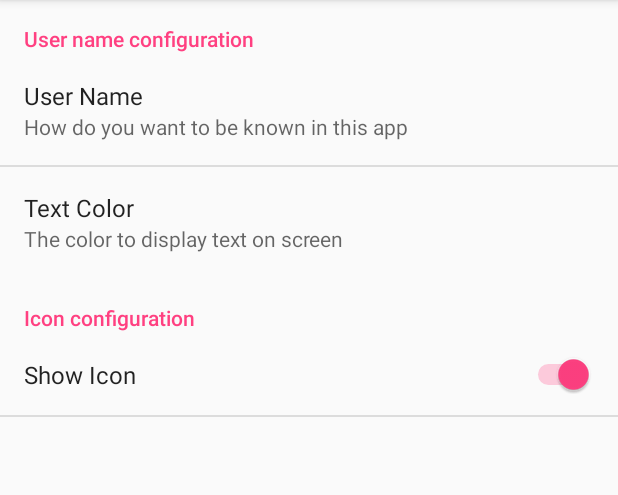
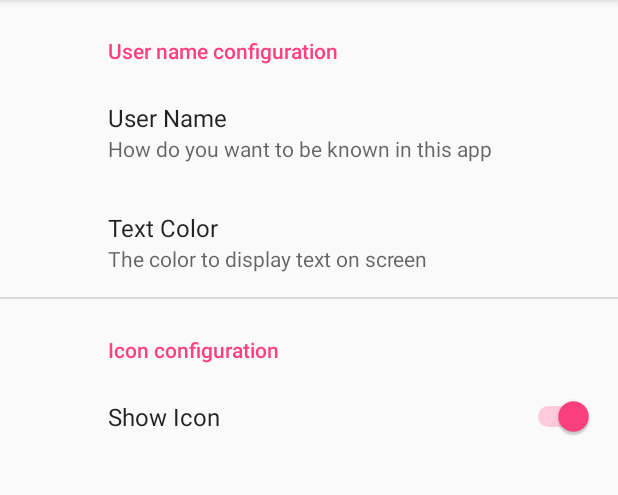
Before and after one commit to ddandres/L04.02_Settings2, an Android app: the screen it shows after launch (SettingsActivity), after a tap on "Settings", on a phone screen of 412 x 824 dp, the part 84-579 px from its top. Run offline under Robolectric (Android 15) with nearby library versions, the phone set to English and light mode, and no system bars; our stand-ins replace androidx.preference.

Commit message:
Updated to AndroidX. The old AppCompatPreferenceActivity generated bu Android Studio is no longer generated, so we have to move forward to PreferenceFragmentCompat even though Fragments will not be explained until Lecture 6.

```diff
--- a/app/src/main/java/labs/dadm/l0402_settings/AppCompatPreferenceActivity.java
+++ /dev/null
@@ -1,115 +0,0 @@
-/*
- * Copyright (c) 2019. David de Andrés and Juan Carlos Ruiz, DISCA - UPV, Development of apps for mobile devices.
- */
-
-package labs.dadm.l0402_settings;
-
-import android.content.res.Configuration;
-import android.os.Bundle;
-import android.preference.PreferenceActivity;
-import android.support.annotation.LayoutRes;
-import android.support.annotation.Nullable;
-import android.support.v7.app.ActionBar;
-import android.support.v7.app.AppCompatDelegate;
-import android.support.v7.widget.Toolbar;
-import android.view.MenuInflater;
-import android.view.View;
-import android.view.ViewGroup;
-
-// Automatically generated by Android Studio for SettingsActivity
-
-/**
- * A {@link android.preference.PreferenceActivity} which implements and proxies the necessary calls
- * to be used with AppCompat.
- */
-public abstract class AppCompatPreferenceActivity extends PreferenceActivity {
-
-    private AppCompatDelegate mDelegate;
-
-    @Override
-    protected void onCreate(Bundle savedInstanceState) {
-        getDelegate().installViewFactory();
-        getDelegate().onCreate(savedInstanceState);
-        super.onCreate(savedInstanceState);
-    }
-
-    @Override
-    protected void onPostCreate(Bundle savedInstanceState) {
-        super.onPostCreate(savedInstanceState);
-        getDelegate().onPostCreate(savedInstanceState);
-    }
-
-    public ActionBar getSupportActionBar() {
-        return getDelegate().getSupportActionBar();
-    }
-
-    public void setSupportActionBar(@Nullable Toolbar toolbar) {
-        getDelegate().setSupportActionBar(toolbar);
-    }
-
-    @Override
-    public MenuInflater getMenuInflater() {
-        return getDelegate().getMenuInflater();
-    }
-
-    @Override
-    public void setContentView(@LayoutRes int layoutResID) {
-        getDelegate().setContentView(layoutResID);
-    }
-
-    @Override
-    public void setContentView(View view) {
-        getDelegate().setContentView(view);
-    }
-
-    @Override
-    public void setContentView(View view, ViewGroup.LayoutParams params) {
-        getDelegate().setContentView(view, params);
-    }
-
-    @Override
-    public void addContentView(View view, ViewGroup.LayoutParams params) {
-        getDelegate().addContentView(view, params);
-    }
-
-    @Override
-    protected void onPostResume() {
-        super.onPostResume();
-        getDelegate().onPostResume();
-    }
-
-    @Override
-    protected void onTitleChanged(CharSequence title, int color) {
-        super.onTitleChanged(title, color);
-        getDelegate().setTitle(title);
-    }
-
-    @Override
-    public void onConfigurationChanged(Configuration newConfig) {
-        super.onConfigurationChanged(newConfig);
-        getDelegate().onConfigurationChanged(newConfig);
-    }
-
-    @Override
-    protected void onStop() {
-        super.onStop();
-        getDelegate().onStop();
-    }
-
-    @Override
-    protected void onDestroy() {
-        super.onDestroy();
-        getDelegate().onDestroy();
-    }
-
-    public void invalidateOptionsMenu() {
-        getDelegate().invalidateOptionsMenu();
-    }
-
-    private AppCompatDelegate getDelegate() {
-        if (mDelegate == null) {
-            mDelegate = AppCompatDelegate.create(this, null);
-        }
-        return mDelegate;
-    }
-}
--- a/app/src/main/java/labs/dadm/l0402_settings/MainActivity.java
+++ b/app/src/main/java/labs/dadm/l0402_settings/MainActivity.java
@@ -9,12 +9,13 @@ import android.content.SharedPreferences;
 import android.graphics.Color;
 import android.os.Bundle;
 import android.preference.PreferenceManager;
-import android.support.v7.app.AppCompatActivity;
 import android.view.Menu;
 import android.view.MenuItem;
 import android.view.View;
 import android.widget.ImageView;
 import android.widget.TextView;
+
+import androidx.appcompat.app.AppCompatActivity;
 
 public class MainActivity extends AppCompatActivity {
 
@@ -42,12 +43,18 @@ public class MainActivity extends AppCompatActivity {
         SharedPreferences prefs = PreferenceManager.getDefaultSharedPreferences(this);
 
         // Display a greetings message that includes the user's name (get it from SharedPreferences)
-        tvUserName.setText(String.format(getResources().getString(R.string.user_name), prefs.getString("username", "Anonymous user")));
+        tvUserName.setText(String.format(getResources().getString(R.string.user_name),
+                prefs.getString("username", getString(R.string.user_name_default))));
         // Set the color of the text to that selected by the user (get it from SharedPreferences)
-        tvUserName.setTextColor(Color.parseColor(prefs.getString("textcolor", "#000000")));
+        tvUserName.setTextColor(Color.parseColor(
+                prefs.getString("textcolor", getString(R.string.default_text_color))));
 
         // Display/Hide the icon as selected by the user (get it from SharedPreferences)
-        ivIcon.setVisibility(prefs.getBoolean("iconvisible", true) ? View.VISIBLE : View.INVISIBLE);
+        if (prefs.getBoolean("iconvisible", true)) {
+            ivIcon.setVisibility(View.VISIBLE);
+        } else {
+            ivIcon.setVisibility(View.INVISIBLE);
+        }
     }
 
     /*
@@ -68,13 +75,11 @@ public class MainActivity extends AppCompatActivity {
     public boolean onOptionsItemSelected(MenuItem item) {
 
         // Determine the action to take place according to the Id of the action selected
-        switch (item.getItemId()) {
-
+        if (item.getItemId() == R.id.miSettings) {
             // Display settings activity
-            case R.id.miSettings:
-                Intent intent = new Intent(this, SettingsActivity.class);
-                startActivity(intent);
-                return true;
+            Intent intent = new Intent(MainActivity.this, SettingsActivity.class);
+            startActivity(intent);
+            return true;
         }
         return super.onOptionsItemSelected(item);
     }
--- a/app/src/main/java/labs/dadm/l0402_settings/SettingsActivity.java
+++ b/app/src/main/java/labs/dadm/l0402_settings/SettingsActivity.java
@@ -4,21 +4,48 @@
 
 package labs.dadm.l0402_settings;
 
+import android.os.Bundle;
 
-import android.os.Bundle;
-import android.support.v4.app.NavUtils;
-import android.support.v7.app.ActionBar;
-import android.view.MenuItem;
+import androidx.appcompat.app.ActionBar;
+import androidx.appcompat.app.AppCompatActivity;
+import androidx.preference.PreferenceFragmentCompat;
 
-public class SettingsActivity extends AppCompatPreferenceActivity {
+/*
+  Displays the application Settings using the Preference mechanism.
+  Because of deprecated APIs, the recommended procedure is using a PreferenceFragmentCompat
+  activity to display the settings.
+  As this will be explained in Lecture 06, just use this code as it is and we will get back later to it.
+ */
+public class SettingsActivity extends AppCompatActivity {
 
     @Override
     protected void onCreate(Bundle savedInstanceState) {
         super.onCreate(savedInstanceState);
+        setContentView(R.layout.activity_settings);
+        // Launch a new transaction to replace the View of frSettings frame with the SettingsFragment
+        getSupportFragmentManager()
+                .beginTransaction()
+                .replace(R.id.frSettings, new SettingsFragment())
+                .commit();
 
-        // This method is deprecated in favour of the modern Fragment-based activities,
-        // but it is perfectly safe to use it
-        addPreferencesFromResource(R.xml.preferences);
+        // Get a reference to the Actionbar
+        final ActionBar actionBar = getSupportActionBar();
+        // If the application has an ActionBar the enable the up navigation
+        if (actionBar != null) {
+            actionBar.setDisplayHomeAsUpEnabled(true);
+        }
+    }
+
+    /*
+      Displays the application Settings to the user through a PreferenceFragment.
+     */
+    public static class SettingsFragment extends PreferenceFragmentCompat {
+
+        @Override
+        public void onCreatePreferences(Bundle savedInstanceState, String rootKey) {
+            // Creates the View to be shown from a Preference resource
+            setPreferencesFromResource(R.xml.preferences, rootKey);
+        }
     }
 
 }
--- a/app/src/main/res/layout/activity_main.xml
+++ b/app/src/main/res/layout/activity_main.xml
@@ -2,7 +2,7 @@
   ~ Copyright (c) 2017. David de Andrés and Juan Carlos Ruiz, DISCA - UPV, Development of apps for mobile devices.
   -->
 
-<android.support.constraint.ConstraintLayout xmlns:android="http://schemas.android.com/apk/res/android"
+<androidx.constraintlayout.widget.ConstraintLayout xmlns:android="http://schemas.android.com/apk/res/android"
     xmlns:app="http://schemas.android.com/apk/res-auto"
     xmlns:tools="http://schemas.android.com/tools"
     android:id="@+id/activity_main"
@@ -19,6 +19,7 @@
         android:id="@+id/ivIcon"
         android:layout_width="wrap_content"
         android:layout_height="wrap_content"
+        android:contentDescription="@string/icon"
         app:layout_constraintBottom_toBottomOf="parent"
         app:layout_constraintLeft_toLeftOf="parent"
         app:layout_constraintRight_toRightOf="parent"
@@ -35,4 +36,4 @@
         app:layout_constraintLeft_toLeftOf="parent"
         app:layout_constraintStart_toStartOf="parent"
         app:layout_constraintTop_toTopOf="parent" />
-</android.support.constraint.ConstraintLayout>
+</androidx.constraintlayout.widget.ConstraintLayout>
--- /dev/null
+++ b/app/src/main/res/layout/activity_settings.xml
@@ -0,0 +1,11 @@
+<?xml version="1.0" encoding="utf-8"?><!--
+  ~ Copyright (c) 2019. David de Andrés and Juan Carlos Ruiz, DISCA - UPV, Development of apps for mobile devices.
+  -->
+
+<!-- Frame to display the settings for the application based on Preferences -->
+<FrameLayout xmlns:android="http://schemas.android.com/apk/res/android"
+    android:id="@+id/frSettings"
+    android:layout_width="match_parent"
+    android:layout_height="match_parent">
+
+</FrameLayout>
--- a/app/src/main/res/values/strings.xml
+++ b/app/src/main/res/values/strings.xml
@@ -6,6 +6,8 @@
     <string name="app_name">L04.02_Settings</string>
     <string name="user_name">Hello %1s!</string>
     <string name="menu_settings">Settings</string>
+    <string name="default_text_color">#000000</string>
+    <string name="icon">just an icon</string>
 
     <!-- Strings related to Settings -->
     <string name="username_category">User name configuration</string>
--- a/app/src/main/res/xml/preferences.xml
+++ b/app/src/main/res/xml/preferences.xml
@@ -1,9 +1,9 @@
-<?xml version="1.0" encoding="utf-8"?>
-<!--
+<?xml version="1.0" encoding="utf-8"?><!--
   ~ Copyright (c) 2017. David de Andrés and Juan Carlos Ruiz, DISCA - UPV, Development of apps for mobile devices.
   -->
 
-<PreferenceScreen xmlns:android="http://schemas.android.com/apk/res/android">
+<PreferenceScreen xmlns:android="http://schemas.android.com/apk/res/android"
+    xmlns:app="http://schemas.android.com/apk/res-auto">
 
     <!--Welcome message related settings-->
     <PreferenceCategory android:title="@string/username_category">
@@ -18,6 +18,7 @@
 
         <!--Text color-->
         <ListPreference
+            android:defaultValue="@string/black"
             android:entries="@array/colors_name"
             android:entryValues="@array/colors_value"
             android:key="textcolor"
@@ -32,7 +33,8 @@
         <SwitchPreference
             android:defaultValue="true"
             android:key="iconvisible"
-            android:title="@string/icon_visible_title" />
+            android:title="@string/icon_visible_title"
+            app:defaultValue="true" />
     </PreferenceCategory>
 
 </PreferenceScreen>
--- a/build.gradle
+++ b/build.gradle
@@ -6,7 +6,7 @@ buildscript {
         google()
     }
     dependencies {
-        classpath 'com.android.tools.build:gradle:3.3.0'
+        classpath 'com.android.tools.build:gradle:3.5.3'
 
         // NOTE: Do not place your application dependencies here; they belong
         // in the individual module build.gradle files
--- a/gradle.properties
+++ b/gradle.properties
@@ -9,6 +9,8 @@
 
 # Specifies the JVM arguments used for the daemon process.
 # The setting is particularly useful for tweaking memory settings.
+android.enableJetifier=true
+android.useAndroidX=true
 org.gradle.jvmargs=-Xmx1536m
 
 # When configured, Gradle will run in incubating parallel mode.
```
Also changed, not shown: app/build.gradle (+8 -7 lines), gradle/wrapper/gradle-wrapper.properties, 1 other file.
